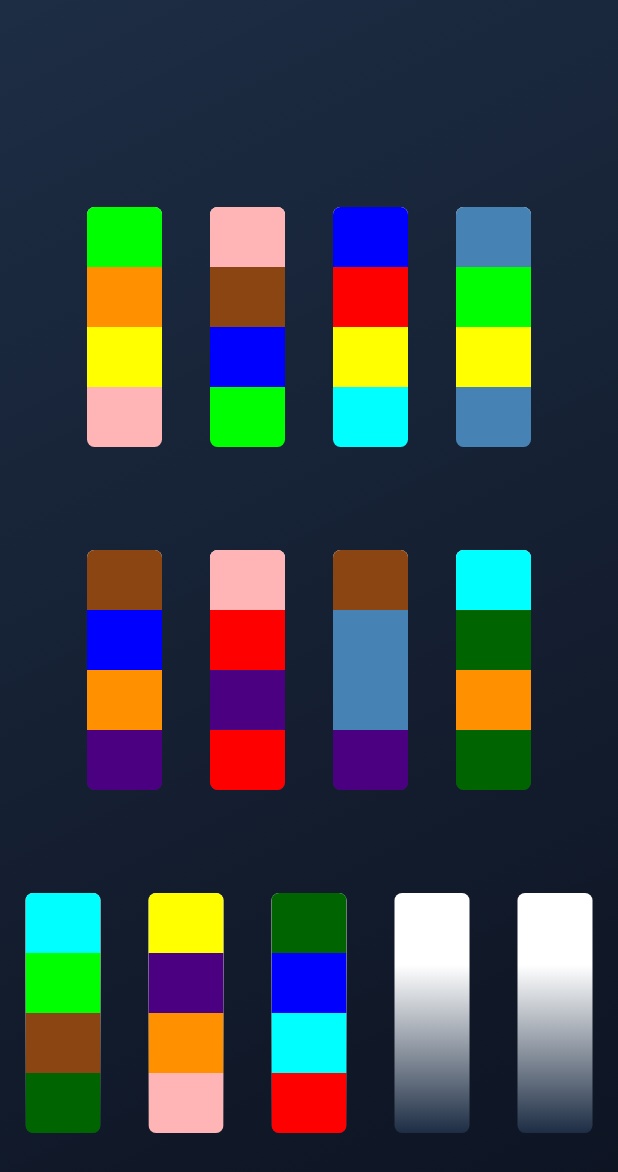
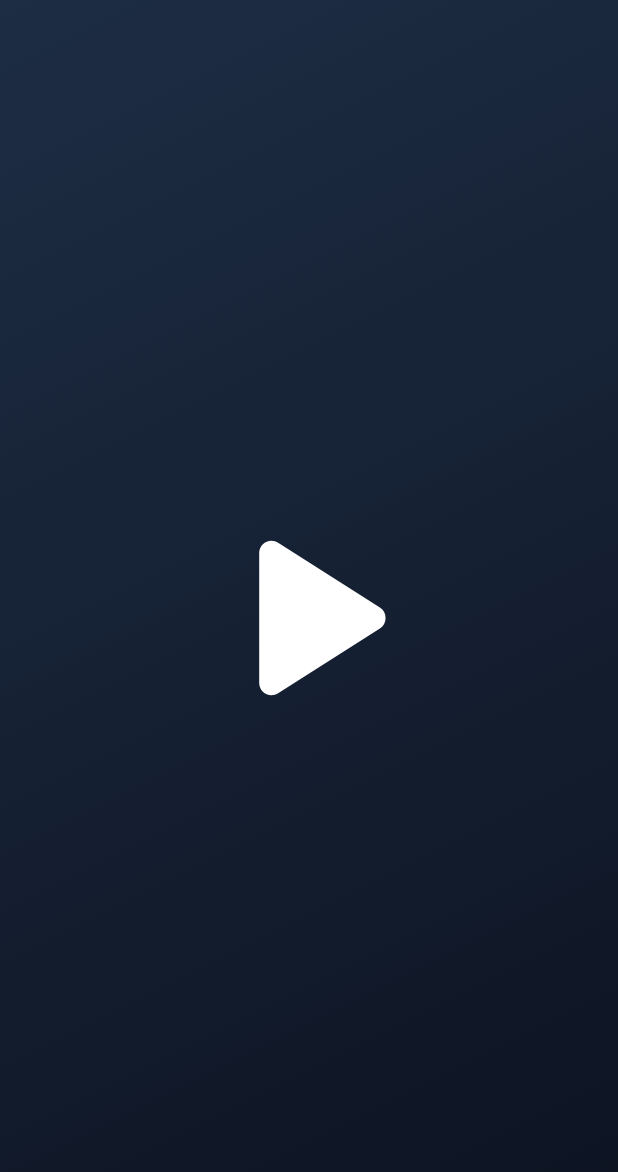
Before and after one commit to FlorianPruemer/brick_sort_puzzle, a Flutter app: the screen it shows after launch, on a phone screen of 412 x 824 dp. Shown: the top 1172 px of the screen. Run offline on Flutter 3.47's test engine with Material 3 defaults, Android fonts, the phone set to English and light mode, and no system bars.

Commit message:
Added navigation, home screen and custom game button#

```diff
--- a/lib/helpers/decoration.dart
+++ b/lib/helpers/decoration.dart
@@ -1,4 +1,15 @@
 import 'package:flutter/material.dart';
+
+const Color bgColorPrimary = Color(0xff1d2d44);
+const Color bgColorSecondary = Color(0xff0d1321);
+
+const BoxDecoration backgroundDecoration = BoxDecoration(
+  gradient: LinearGradient(
+    begin: Alignment.topLeft,
+    end: Alignment.bottomRight,
+    colors: [bgColorPrimary, bgColorSecondary],
+  ),
+);
 
 Color indexToColor(int index) {
   switch (index) {
--- a/lib/main.dart
+++ b/lib/main.dart
@@ -1,4 +1,5 @@
 import 'package:brick_sort_puzzle/screens/game.dart';
+import 'package:brick_sort_puzzle/screens/home.dart';
 import 'package:flutter/material.dart';
 
 void main() {
@@ -10,13 +11,16 @@ class MyApp extends StatelessWidget {
 
   @override
   Widget build(BuildContext context) {
-    return const MaterialApp(
-      title: 'Brick Sort Puzzle',
-      debugShowCheckedModeBanner: false,
-      home: Scaffold(
-          body: Center(
-        child: Game(),
-      )),
-    );
+    return MaterialApp(
+        title: 'Brick Sort Puzzle',
+        debugShowCheckedModeBanner: false,
+        initialRoute: '/',
+        routes: {
+          '/': (context) => const Home(),
+          '/game': (context) => const Game(),
+        },
+        theme: ThemeData(
+          fontFamily: 'Oswald',
+        ));
   }
 }
--- /dev/null
+++ b/lib/screens/home.dart
@@ -0,0 +1,23 @@
+import 'package:brick_sort_puzzle/widgets/custom_icon_button.dart';
+import 'package:flutter/material.dart';
+import 'package:brick_sort_puzzle/helpers/decoration.dart' as decoration;
+
+class Home extends StatelessWidget {
+  const Home({super.key});
+
+  @override
+  Widget build(BuildContext context) {
+    return Scaffold(
+      body: Container(
+        decoration: decoration.backgroundDecoration,
+        child: Center(
+          child: CustomIconButton(
+            onPressed: () => Navigator.pushReplacementNamed(context, '/game'),
+            iconData: Icons.play_arrow_rounded,
+            iconSize: 200,
+          ),
+        ),
+      ),
+    );
+  }
+}
--- /dev/null
+++ b/lib/widgets/custom_icon_button.dart
@@ -0,0 +1,30 @@
+import 'package:flutter/material.dart';
+
+/// A custom icon button to ensure consistent styling
+class CustomIconButton extends StatelessWidget {
+  const CustomIconButton({
+    Key? key,
+    required this.onPressed,
+    required this.iconData,
+    this.iconSize,
+    this.iconColor,
+  }) : super(key: key);
+  final VoidCallback onPressed;
+  final IconData iconData;
+  final double? iconSize;
+  final Color? iconColor;
+
+  @override
+  Widget build(BuildContext context) {
+    return IconButton(
+      onPressed: onPressed,
+      icon: Icon(
+        iconData,
+        color: iconColor ?? Colors.white,
+      ),
+      iconSize: iconSize,
+      splashColor: Colors.transparent,
+      highlightColor: Colors.transparent,
+    );
+  }
+}
```
Also changed, not shown: lib/widgets/game_button.dart (added, +45 -0 lines), lib/widgets/game_dialog.dart (+26 -0 lines), pubspec.yaml (+8 -0 lines), assets/fonts/Oswald-Bold.ttf (added), assets/fonts/Oswald-Regular.ttf (added).
